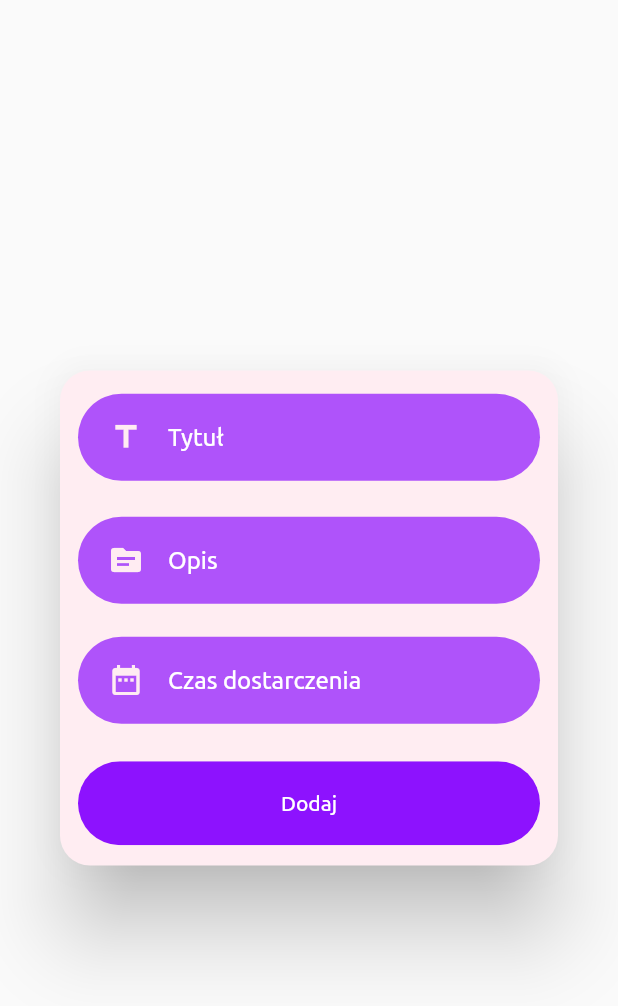
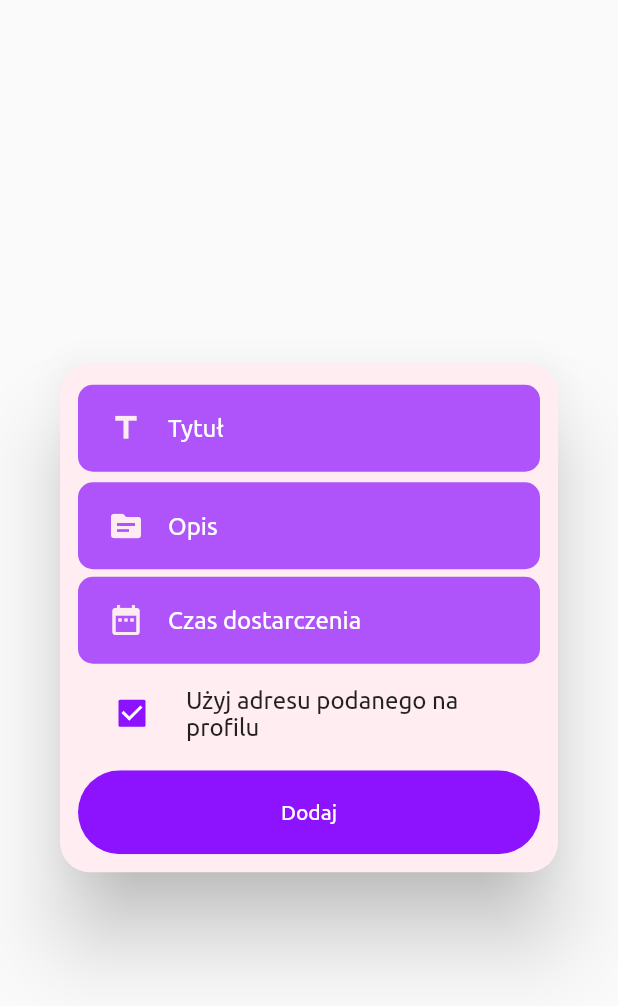
Before and after one commit to dmorka/covid19_app, a Flutter app: the AnnouncementDialog widget shown alone on an empty page, opened directly, on a phone screen of 412 x 824 dp. Shown: the top 1006 px of the screen. Run offline on Flutter 3.47's test engine with Material 2 defaults, Android fonts, the phone set to English and light mode, and no system bars; drawn by our look-alikes of datetime_picker_formfield; our stand-ins replace charts_flutter, cloud_firestore, firebase_auth, firebase_core, firebase_storage, image_cropper and 1 more; missing offline and left inert: maps_launcher, syncfusion_flutter_maps; accounts and stored records are empty; network calls fail.

Commit message:
extracted address to a separate model, show/hide input fields for changing delivery address, decreased border radius in input fields

```diff
--- a/lib/components/annoucment_dialog.dart
+++ b/lib/components/annoucment_dialog.dart
@@ -1,6 +1,8 @@
 import 'package:covid19_app/components/rounded_button.dart';
 import 'package:covid19_app/components/rounded_input_field.dart';
+import 'package:covid19_app/components/text_field_container.dart';
 import 'package:covid19_app/core/consts.dart';
+import 'package:covid19_app/models/address.dart';
 import 'package:covid19_app/utils/services/firestore_service.dart';
 import 'package:flutter/material.dart';
 import 'package:covid19_app/models/annoucement.dart';
@@ -18,39 +20,63 @@ class AnnouncementDialog extends StatefulWidget {
 }
 
 class _AnnouncementDialog extends State<AnnouncementDialog> {
-
   _AnnouncementDialog();
 
   final titleController = new TextEditingController();
   final descriptionController = new TextEditingController();
   final locationController = new TextEditingController();
+  final streetController = new TextEditingController();
+  final apartmentNumberController = new TextEditingController();
+  final zipCodeController = new TextEditingController();
+  final cityController = new TextEditingController();
   var dueDate = DateTime.now();
+  bool isChangeAddressVisible = false;
 
   @override
   Widget build(BuildContext context) {
-    return Dialog(
+    return Container(
+      alignment: Alignment.center,
+      child: ListView(
+        shrinkWrap: true,
+        children: [
+          Dialog(
             backgroundColor: backgroundColor,
-      shape: RoundedRectangleBorder(borderRadius: BorderRadius.circular(20.0)),
-      child: Container(
-        height: 330,
+            shape: RoundedRectangleBorder(
+                borderRadius: BorderRadius.circular(20.0)),
+            child: Column(
+              mainAxisSize: MainAxisSize.min,
+              children: [
+                Container(
                   child: Padding(
                     padding: const EdgeInsets.all(12.0),
-          child: Column(
-            mainAxisAlignment: MainAxisAlignment.center,
-            crossAxisAlignment: CrossAxisAlignment.start,
+                    child: Wrap(
+                      // mainAxisAlignment: MainAxisAlignment.center,
+                      // crossAxisAlignment: CrossAxisAlignment.start,
+                      spacing: 5,
+                      runSpacing: 5,
                       children: <Widget>[
                         RoundedInputField(
                           hintText: "Tytuł",
                           controller: titleController,
                           icon: Icons.title,
                         ),
-              SizedBox(height: 20),
-              RoundedInputField(
+                        TextFieldContainer(
+                          child: TextField(
+                            minLines: 1,
+                            maxLines: 6,
+                            keyboardType: TextInputType.multiline,
+                            style: TextStyle(color: Colors.white),
+                            decoration: InputDecoration(
+                              icon: Icon(
+                                Icons.topic,
+                                color: backgroundColor,
+                              ),
                               hintText: "Opis",
-                controller: descriptionController,
-                icon: Icons.topic,
+                              hintStyle: TextStyle(color: Colors.white),
+                              border: InputBorder.none,
                             ),
-              SizedBox(height: 20),
+                          ),
+                        ),
                         RoundedDatetimeInputField(
                           hintText: "Czas dostarczenia",
                           icon: Icons.date_range,
@@ -58,7 +84,47 @@ class _AnnouncementDialog extends State<AnnouncementDialog> {
                             dueDate = date;
                           }),
                         ),
-              SizedBox(height: 25),
+                        CheckboxListTile(
+                          controlAffinity: ListTileControlAffinity.leading,
+                          title: Text('Użyj adresu podanego na profilu'),
+                          value: !isChangeAddressVisible,
+                          onChanged: (value) {
+                            setState(() {
+                              isChangeAddressVisible = !isChangeAddressVisible;
+                            });
+                          },
+                          checkColor: Colors.white,
+                          activeColor: mainColor,
+                        ),
+                        Visibility(
+                          child: Wrap(
+                            spacing: 5,
+                            runSpacing: 5,
+                            children: [
+                              RoundedInputField(
+                                hintText: "Ulica",
+                                controller: streetController,
+                                icon: Icons.location_pin,
+                              ),
+                              RoundedInputField(
+                                hintText: "Numer budynku",
+                                controller: apartmentNumberController,
+                                icon: Icons.location_pin,
+                              ),
+                              RoundedInputField(
+                                hintText: "Kod pocztowy",
+                                controller: zipCodeController,
+                                icon: Icons.location_pin,
+                              ),
+                              RoundedInputField(
+                                hintText: "Miasto",
+                                controller: cityController,
+                                icon: Icons.location_pin,
+                              ),
+                            ],
+                          ),
+                          visible: isChangeAddressVisible,
+                        ),
                         RoundedButton(
                           text: "Dodaj",
                           press: () {
@@ -66,9 +132,16 @@ class _AnnouncementDialog extends State<AnnouncementDialog> {
                               context.read<User>().uid,
                               titleController.text,
                               descriptionController.text,
-                      dueDate
+                              dueDate,
+                              new AddressModel(
+                                cityController.text,
+                                zipCodeController.text,
+                                streetController.text,
+                                apartmentNumberController.text,
+                              ),
                             );
-                  FirebaseFirestoreService().createAnnoucement(announcement);
+                            FirebaseFirestoreService()
+                                .createAnnoucement(announcement);
                             Navigator.pop(context);
                           },
                         ),
@@ -76,6 +149,11 @@ class _AnnouncementDialog extends State<AnnouncementDialog> {
                     ),
                   ),
                 ),
+              ],
+            ),
+          ),
+        ],
+      ),
     );
   }
 }
--- a/lib/components/text_field_container.dart
+++ b/lib/components/text_field_container.dart
@@ -16,7 +16,7 @@ class TextFieldContainer extends StatelessWidget {
       width: size.width * 0.8,
       decoration: BoxDecoration(
         color: mainColor.withOpacity(0.7),
-        borderRadius: BorderRadius.circular(30),
+        borderRadius: BorderRadius.circular(10),
       ),
       child: child,
     );
--- /dev/null
+++ b/lib/models/address.dart
@@ -0,0 +1,50 @@
+class AddressModel {
+  static final RegExp isValidZip = new RegExp(r"^$|\d{2}-\d{3}");
+  String _city;
+  String _zipCode;
+  String _street;
+  String _apartmentNumber;
+
+  AddressModel(this._city, this._zipCode, this._street, this._apartmentNumber);
+
+  AddressModel.map(dynamic obj) {
+    this._city = obj['city'];
+    this._zipCode = obj['zipCode'];
+    this._street = obj['street'];
+    this._apartmentNumber = obj['apartmentNumber'];
+  }
+
+  String get apartmentNumber => _apartmentNumber;
+  String get street => _street;
+  String get zipCode => _zipCode;
+  String get city => _city;
+  set city(city) => this._city = city;
+  set zipCode(zipCode) => this._zipCode = zipCode;
+  set street(street) => this._street = street;
+  set apartmentNumber(apartmentNumber) =>
+      this._apartmentNumber = apartmentNumber;
+
+  String getFullAddress() {
+    return "$_street $_apartmentNumber, $_zipCode $_city";
+  }
+
+  Map<String, dynamic> toMap() {
+    var map = new Map<String, dynamic>();
+    map['city'] = this._city;
+    map['street'] = this._street;
+    map['apartmentNumber'] = this._apartmentNumber;
+    map['zipCode'] = this._zipCode;
+
+    return map;
+  }
+
+  AddressModel.fromMap(Map<String, dynamic> map) {
+    if (!isValidZip.hasMatch(map['zipCode'])) {
+      throw new ArgumentError("Zip code invalid format!");
+    }
+    this._zipCode = map['zipCode'];
+    this._city = map['city'];
+    this._street = map['street'];
+    this._apartmentNumber = map['apartmentNumber'];
+  }
+}
--- a/lib/models/annoucement.dart
+++ b/lib/models/annoucement.dart
@@ -1,3 +1,4 @@
+import 'package:covid19_app/models/address.dart';
 import 'package:intl/intl.dart';
 
 class Annoucement {
@@ -6,8 +7,10 @@ class Annoucement {
   String _title;
   String _description;
   DateTime _dueDate;
+  AddressModel _address;
 
-  Annoucement(this._userId, this._title, this._description, this._dueDate);
+  Annoucement(this._userId, this._title, this._description, this._dueDate,
+      this._address);
 
   Annoucement.map(dynamic obj) {
     this._id = obj['id'];
@@ -15,6 +18,7 @@ class Annoucement {
     this._title = obj['title'];
     this._description = obj['description'];
     this._dueDate = obj['dueDate'].toDate();
+    this._address = AddressModel.map(obj['address']);
   }
 
   String get id => _id;
@@ -22,11 +26,13 @@ class Annoucement {
   String get title => _title;
   String get description => _description;
   DateTime get dueDate => _dueDate;
+  AddressModel get address => _address;
   set id(String id) => this._id = id;
   set userId(String userId) => this._userId = userId;
   set title(String title) => this._title = title;
   set description(String description) => this._description = description;
   set dueDate(DateTime dueDate) => this._dueDate = dueDate;
+  set address(AddressModel address) => this._address;
 
   Map<String, dynamic> toMap() {
     var map = new Map<String, dynamic>();
@@ -37,6 +43,7 @@ class Annoucement {
     map['title'] = _title;
     map['description'] = _description;
     map['dueDate'] = _dueDate;
+    map['address'] = _address.toMap();
 
     return map;
   }
@@ -47,6 +54,7 @@ class Annoucement {
     this._title = map['title'];
     this._description = map['description'];
     this._dueDate = map['dueDate'];
+    this._address = AddressModel.fromMap(map['address']);
   }
 
   String formatedDate() {
--- a/lib/models/user.dart
+++ b/lib/models/user.dart
@@ -1,50 +1,37 @@
+import 'package:covid19_app/models/address.dart';
+
 class UserModel {
-  static final RegExp isValidZip = new RegExp(r"^$|\d{2}-\d{3}");
-  static final RegExp isValidPhone = new RegExp(r"^[\+]?[(]?[0-9]{2}[)]?[-\s\.]?[0-9]{3}[-\s\.]?[0-9]{4,6}$");
+  static final RegExp isValidPhone =
+      new RegExp(r"^[\+]?[(]?[0-9]{2}[)]?[-\s\.]?[0-9]{3}[-\s\.]?[0-9]{4,6}$");
   String _id;
   String _firstName;
   String _lastName;
-  String _city;
-  String _zipCode;
-  String _street;
-  String _apartmentNumber;
+  AddressModel _address;
   String _phoneNumber;
 
-  UserModel(this._id, this._firstName, this._lastName, this._city,
-      this._zipCode, this._street, this._apartmentNumber, this._phoneNumber);
+  UserModel(this._id, this._firstName, this._lastName, this._phoneNumber,
+      this._address);
 
   UserModel.map(dynamic obj) {
-    this._zipCode = obj['zipCode'];
     this._id = obj['id'];
     this._firstName = obj['firstName'];
     this._lastName = obj['lastName'];
-    this._city = obj['city'];
-    this._street = obj['street'];
-    this._apartmentNumber = obj['apartmentNumber'];
     this._phoneNumber = obj['phoneNumber'];
+    this._address = AddressModel.map(obj['address']);
   }
 
   set id(id) => this._id = id;
   set firstName(firstName) => this._firstName = firstName;
   set lastName(lastName) => this._lastName = lastName;
-  set city(city) => this._city = city;
-  set zipCode(zipCode) => this._zipCode = zipCode;
-  set street(street) => this._street = street;
-  set apartmentNumber(apartmentNumber) => this._apartmentNumber = apartmentNumber;
   set phoneNumber(phoneNumber) => this._phoneNumber = phoneNumber;
+  set address(address) => this._address = address;
   String get id => _id;
   String get firstName => _firstName;
   String get lastName => _lastName;
-  String get city => _city;
-  String get zipCode => _zipCode;
-  String get street => _street;
-  String get apartmentNumber => _apartmentNumber;
   String get phoneNumber => _phoneNumber;
+  AddressModel get address => _address;
 
-  String getAddress() {
-    return "$_street $_apartmentNumber\n$_zipCode $_city";
-  }
-  String getName() {
+  String getFullName() {
     return "$_firstName $_lastName";
   }
 
@@ -55,29 +42,20 @@ class UserModel {
     }
     map['firstName'] = this._firstName;
     map['lastName'] = this._lastName;
-    map['city'] = this._city;
-    map['street'] = this._street;
-    map['apartmentNumber'] = this._apartmentNumber;
-    map['zipCode'] = this._zipCode;
     map['phoneNumber'] = this._phoneNumber;
+    map['address'] = this._address.toMap();
 
     return map;
   }
 
   UserModel.fromMap(Map<String, dynamic> map) {
-    if (!isValidZip.hasMatch(map['zipCode'])) {
-      throw new ArgumentError("Zip code invalid format!");
-    }
     if (!isValidPhone.hasMatch(map['phoneNumber'])) {
       throw new ArgumentError("Phone number invalid format!");
     }
-    this._zipCode = map['zipCode'];
     this._id = map['id'];
     this._firstName = map['firstName'];
     this._lastName = map['lastName'];
-    this._city = map['city'];
-    this._street = map['street'];
-    this._apartmentNumber = map['apartmentNumber'];
     this._phoneNumber = map['phoneNumber'];
+    this._address = AddressModel.fromMap(map['address']);
   }
 }
--- a/lib/pages/user_profile_page.dart
+++ b/lib/pages/user_profile_page.dart
@@ -159,7 +159,7 @@ class _UserProfileState extends State<UserProfilePage> {
                             Container(
                               width: MediaQuery.of(context).size.width * .5,
                               child: Text(
-                                snapshot.data.getName(),
+                                snapshot.data.getFullName(),
                                 style: TextStyle(
                                   fontSize: 32,
                                   color: Colors.white,
@@ -174,8 +174,8 @@ class _UserProfileState extends State<UserProfilePage> {
                             _buildUserPersonalDataItem(Icons.email_outlined,
                                 context.watch<User>().email),
                             SizedBox(height: 5),
-                            _buildUserPersonalDataItem(
-                                Icons.location_pin, snapshot.data.getAddress()),
+                            _buildUserPersonalDataItem(Icons.location_pin,
+                                snapshot.data.address.getFullAddress()),
                           ],
                         )
                       : Column();
```
Also changed, not shown: lib/components/announcements_list_item.dart (+19 -22 lines), lib/components/rounded_datetime_input_field.dart (+31 -5 lines), lib/core/consts.dart (+0 -27 lines), lib/pages/announcement_page.dart (+6 -18 lines), lib/pages/user_personal_info_edit_page.dart (+20 -24 lines), pubspec.lock. Lines whose indentation alone changed are shown as unchanged.
